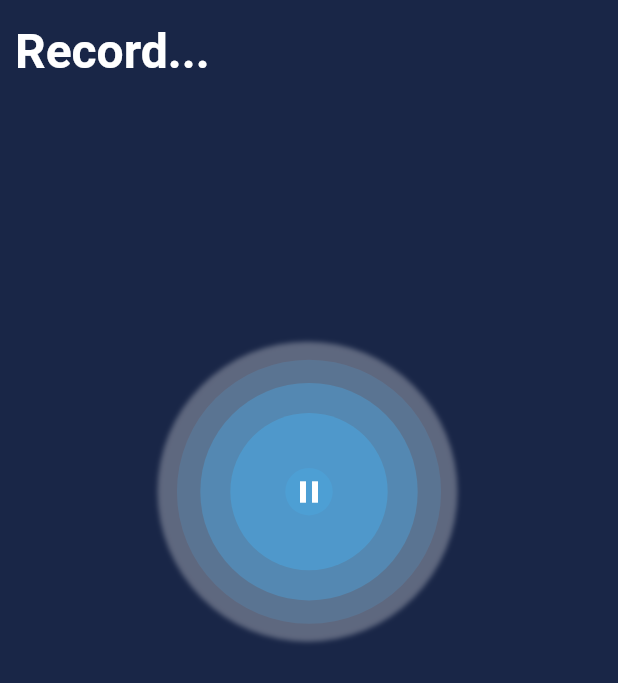
After one commit to muhammed199972/music-playar, a Flutter app: the Recorder screen opened directly, after a tap on the "play arrow" icon, on a phone screen of 412 x 824 dp. The commit adds this screen. Shown: the top 683 px of the screen. Run offline on Flutter 3.47's test engine with Material 2 defaults, Android fonts, the phone set to English and light mode, and no system bars; our stand-ins replace assets_audio_player, flutter_screenutil, permission_handler, shared_preferences; missing offline and left inert: audio_manager, bottom_bar_page_transition, flutter_audio_query, flutter_sound; accounts and stored records are empty; statements that could not run were skipped.

Commit message:
hisham updates

```diff
--- a/lib/Page/Home/components/card_large.dart
+++ b/lib/Page/Home/components/card_large.dart
@@ -17,11 +17,25 @@ class _CardLarge extends State<CardLarge> {
       shrinkWrap: true,
       scrollDirection: Axis.horizontal,
       itemBuilder: (BuildContext context, int index) {
-        return Padding(
-          padding: index == 3
-              ? EdgeInsets.only(left: 20.w, right: 20.w)
-              : EdgeInsets.only(
-                  left: 20.w,
+        return GestureDetector(
+          onTap: () {},
+          // child:
+            child: Stack(children: [
+              Container(
+            margin: EdgeInsets.all(10),
+            height: 280,
+            width: MediaQuery.of(context).size.width -80,
+            decoration: BoxDecoration(
+                borderRadius: BorderRadius.circular(20),
+                boxShadow: [
+                  BoxShadow(
+                      color: Color(0xFFC906BF),
+                      blurRadius: 1,
+                      spreadRadius: 0.3)
+                ],
+                image: DecorationImage(
+                    image: AssetImage('assets/image/icon_music.jpg'),
+                    fit: BoxFit.cover)
                 ),
           child: GestureDetector(
             onTap: () {},
@@ -33,7 +47,27 @@ class _CardLarge extends State<CardLarge> {
                       image: new AssetImage('assets/image/icon_music.jpg'),
                       fit: BoxFit.cover)),
             ),
-          ),
+            // Column(children: [Row(children: [
+            //   Container(child: ClipRRect(child:BackdropFilter(filter: ImageFilter.blur(sigmaX: 2,sigmaY: 2),
+            // child: Container(width: 40,height: 40,color: Colors.transparent,child: Text("ssssssssss"),
+            // ),),),)
+            // ],)],)
+            Positioned(bottom: 0,width: MediaQuery.of(context).size.width -60,height: 40,child:Container(
+              decoration: BoxDecoration(
+                ),
+              margin:EdgeInsets.only(left: 9,right: 9) ,
+              child:ClipRRect(
+                borderRadius:BorderRadius.only(bottomLeft: Radius.circular(20),bottomRight: Radius.circular(20)) ,
+                child: BackdropFilter(filter: ImageFilter.blur(sigmaX: 7,sigmaY: 20),
+            child: Container(color: Colors.transparent,
+            ),),)  ,),
+            )
+            ],),
+
+
+
+
+
         );
       },
     );
--- /dev/null
+++ b/lib/Page/Record/recordpage.dart
@@ -0,0 +1,243 @@
+import 'dart:async';
+import 'dart:io';
+import 'package:flutter/cupertino.dart';
+import 'package:flutter/material.dart';
+import 'package:flutter_sound/flutter_sound.dart';
+import 'package:intl/date_symbol_data_local.dart';
+import 'package:permission_handler/permission_handler.dart';
+import 'package:path/path.dart' as path;
+import 'package:assets_audio_player/assets_audio_player.dart';
+import 'package:intl/intl.dart' show DateFormat;
+import 'dart:math';
+
+
+
+class SpritePainter extends CustomPainter {
+  final Animation<double> _animation;
+
+  SpritePainter(this._animation) : super(repaint: _animation);
+
+  void circle(Canvas canvas, Rect rect, double value) {
+    double opacity = (1.0 - (value / 4.0)).clamp(0.0, 1.0);
+    Color color = new Color.fromRGBO(0, 117, 194, opacity);
+
+    double size = rect.width / 2;
+    double area = size * size;
+    double radius = sqrt(area * value / 4);
+
+    final Paint paint = new Paint()..color = color;
+    canvas.drawCircle(rect.center, radius, paint);
+  }
+
+  @override
+  void paint(Canvas canvas, Size size) {
+    Rect rect = new Rect.fromLTRB(0.0, 0.0, size.width, size.height);
+
+    for (int wave = 3; wave >= 0; wave--) {
+      circle(canvas, rect, wave + _animation.value);
+    }
+  }
+
+  @override
+  bool shouldRepaint(SpritePainter oldDelegate) {
+    return true;
+  }
+}
+
+class Recorder extends StatefulWidget {
+  Recorder({Key key, this.title}) : super(key: key);
+
+  final String title;
+
+  @override
+  _MyRecorderState createState() => _MyRecorderState();
+}
+
+class _MyRecorderState extends State<Recorder>
+with SingleTickerProviderStateMixin{
+  FlutterSoundRecorder _myRecorder;
+  AnimationController _controller;
+  final audioPlayer = AssetsAudioPlayer();
+  String filePath;
+  bool recording ;
+  // bool _play = false;
+  // String _recorderTxt = '00:00:00';
+
+  @override
+  void initState() {
+    super.initState();
+     _controller = new AnimationController(
+      vsync: this,);
+      recording = false;
+    startIt();
+  }
+  @override
+  void dispose() {
+    _controller.dispose();
+    super.dispose();
+  }
+
+  void _startAnimation() {
+    _controller.stop();
+    _controller.reset();
+    _controller.repeat(
+      period: Duration(seconds: 1),
+    );
+  }
+  void _stopAnimation() {
+    _controller.stop();
+
+  }
+
+  void startIt() async {
+    filePath = '/sdcard/Download/temp.wav';
+    _myRecorder = FlutterSoundRecorder();
+
+
+    await _myRecorder.openAudioSession(
+        focus: AudioFocus.requestFocusAndStopOthers,
+        category: SessionCategory.playAndRecord,
+        mode: SessionMode.modeDefault,
+        device: AudioDevice.speaker);
+    await _myRecorder.setSubscriptionDuration(Duration(milliseconds: 10));
+    await initializeDateFormatting();
+
+
+    await Permission.microphone.request();
+    PermissionStatus permission = await Permission.microphone.status;
+
+      if (permission == PermissionStatus.granted) {
+        print("tacked");
+      }
+      else
+      print("not tacked");
+    await Permission.storage.request();
+    await Permission.manageExternalStorage.request();
+  }
+
+  @override
+  Widget build(BuildContext context) {
+    return SafeArea(child: Scaffold(
+      // extendBodyBehindAppBar: true,
+      backgroundColor: Color(0xFF192647),
+      // appBar: AppBar(title: Text(''),),
+      body: Column(
+          mainAxisAlignment: MainAxisAlignment.start,
+          children: <Widget>[
+            Row(mainAxisAlignment: MainAxisAlignment.start,
+              children: [
+              Padding(
+                  padding: EdgeInsets.only(left: 10, bottom: 10,top: 15),
+                  child: Text(
+                    "Record...",
+                    style: TextStyle(
+                        fontSize: 32,
+                        fontWeight: FontWeight.bold,
+                        color: Colors.white),
+                  ),
+                ),
+            ],),
+
+
+            Padding(padding: EdgeInsets.only(left:MediaQuery.of(context).size.width/5,
+            right: MediaQuery.of(context).size.width/5,
+            top: MediaQuery.of(context).size.width/2.5),
+            child: CustomPaint(
+        painter: SpritePainter(_controller),
+        child: SizedBox(
+          width: 200.0,
+          height: 200.0,
+          child: InkWell(onTap: (){
+            setState(() {
+
+
+            if(!recording){
+            _startAnimation();
+            print(recording);
+            record();
+            recording = true;
+          }
+          else
+          {
+            _stopAnimation();
+            print(recording);
+            stopRecord();
+            recording = false;
+          }});
+
+          },child: recording
+                                  ? Container(
+                                      decoration: BoxDecoration(
+                                        borderRadius: BorderRadius.all(
+                                            Radius.circular(100)),
+                                        boxShadow: [
+                                          BoxShadow(
+                                              color:
+                                                  Colors.white.withOpacity(0.3),
+                                              spreadRadius: 0,
+                                              blurRadius: 2,
+                                              offset: Offset(-1, 0)),
+                                        ],
+                                      ),
+                                      child: Icon(
+                                        Icons.pause,
+                                        color: Colors.white,
+                                      ),
+                                    )
+                                  : Container(
+                                      decoration: BoxDecoration(
+                                        borderRadius: BorderRadius.all(
+                                            Radius.circular(100)),
+                                        boxShadow: [
+                                          BoxShadow(
+                                              color:
+                                                  Colors.white.withOpacity(0.3),
+                                              spreadRadius: 0,
+                                              blurRadius: 2,
+                                              offset: Offset(-1, 0)),
+                                        ],
+                                      ),
+                                      child: Icon(
+                                        Icons.play_arrow,
+                                        color: Colors.white,
+                                      ),
+                                    ),),
+        ),
+      ),),
+
+          ],
+        ),
+
+    ));
+  }
+
+  Future<void> record() async {
+    Directory dir = Directory(path.dirname(filePath));
+    if (!dir.existsSync()) {
+      dir.createSync();
+    }
+    _myRecorder.openAudioSession();
+    await _myRecorder.startRecorder(
+      toFile: filePath,
+      codec: Codec.pcm16WAV,
+    );
+
+  }
+
+  Future<String> stopRecord() async {
+    _myRecorder.closeAudioSession();
+    return await _myRecorder.stopRecorder();
+  }
+
+  // Future<void> startPlaying() async {
+  //   audioPlayer.open(
+  //     Audio.file(filePath),
+  //     autoStart: true,
+  //     showNotification: true,
+  //   );
+  // }
+
+  // Future<void> stopPlaying() async {
+  //   audioPlayer.stop();
+  // }
+}
--- a/pubspec.yaml
+++ b/pubspec.yaml
@@ -38,6 +38,11 @@ dependencies:
   audio_manager:
   rolling_nav_bar:
   shared_preferences: ^2.0.5
+  permission_handler:
+  path:
+  assets_audio_player:
+  intl:
+  flutter_sound:
 
 
 
```
Also changed, not shown: 1 other file.
